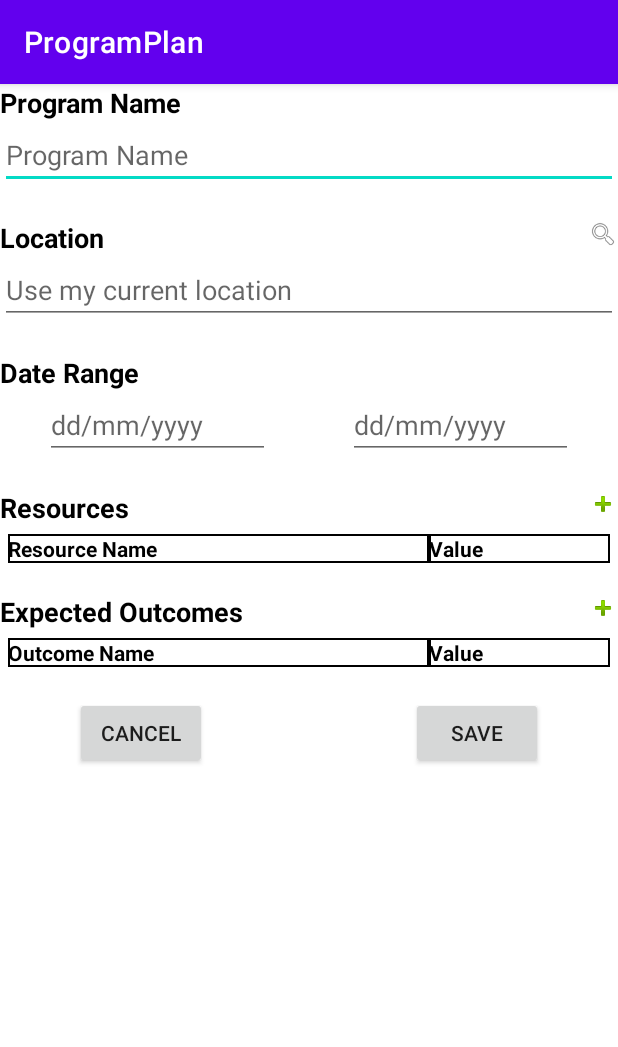
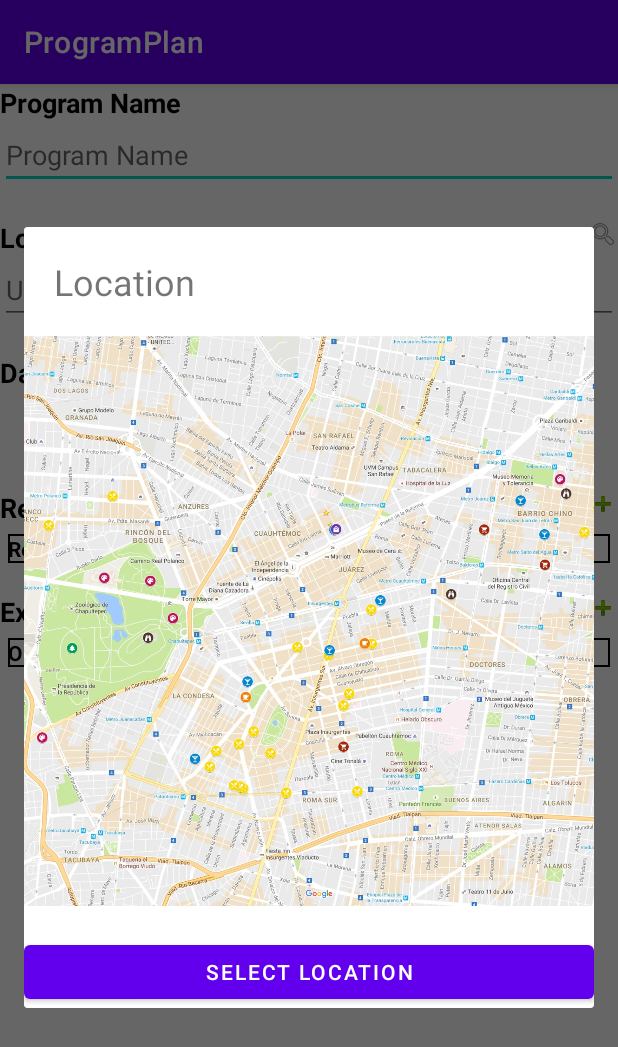
Before and after one commit to neallithic64/mobdeve-progplan, an Android app: the CreateProgActivity screen opened directly, with no data from a screen before it, after a tap on an icon or button, on a phone screen of 412 x 824 dp. Shown: the top 1047 px of the screen. Run offline under Robolectric (Android 15) with nearby library versions, the phone set to English and light mode, and no system bars.

Commit message:
added MapDialogFragment (api is currently commented out)

```diff
--- a/app/src/main/java/com/mobdeve/s17/lim/matthew/mobdeve_progplan/CreateProgActivity.java
+++ b/app/src/main/java/com/mobdeve/s17/lim/matthew/mobdeve_progplan/CreateProgActivity.java
@@ -27,6 +27,7 @@
 	private void initOnClick() {
 		binding.ivGps.setOnClickListener(v -> {
 			// TODO: implement the modal for the maps
+			new MapDialogFragment().show(getSupportFragmentManager(), null);
 		});
 
 		binding.ivAddResource.setOnClickListener(v -> {
--- a/app/src/main/java/com/mobdeve/s17/lim/matthew/mobdeve_progplan/EditProgActivity.java
+++ b/app/src/main/java/com/mobdeve/s17/lim/matthew/mobdeve_progplan/EditProgActivity.java
@@ -43,6 +43,10 @@
 			startActivity(gotoViewIndivProg);
 			finish();
 		});
+
+		binding.ivGps.setOnClickListener(v->{
+			new MapDialogFragment().show(getSupportFragmentManager(), null);
+		});
 	}
 
     /*public void onDateSet(DatePicker view, int year, int month, int dayOfMonth) {
--- /dev/null
+++ b/app/src/main/java/com/mobdeve/s17/lim/matthew/mobdeve_progplan/MapDialogFragment.java
@@ -0,0 +1,59 @@
+package com.mobdeve.s17.lim.matthew.mobdeve_progplan;
+
+import android.os.Bundle;
+import android.view.LayoutInflater;
+import android.view.View;
+import android.view.ViewGroup;
+import android.widget.Button;
+
+import androidx.fragment.app.DialogFragment;
+
+import com.google.android.gms.maps.CameraUpdateFactory;
+import com.google.android.gms.maps.GoogleMap;
+import com.google.android.gms.maps.OnMapReadyCallback;
+import com.google.android.gms.maps.SupportMapFragment;
+import com.google.android.gms.maps.model.BitmapDescriptorFactory;
+import com.google.android.gms.maps.model.LatLng;
+import com.google.android.gms.maps.model.MarkerOptions;
+
+
+public class MapDialogFragment extends DialogFragment
+		implements OnMapReadyCallback{
+
+	GoogleMap mMap;
+	Button 	btn_selectLocation;
+	public MapDialogFragment() {
+		// Required empty public constructor
+	}
+
+	@Override
+	public View onCreateView(LayoutInflater inflater, ViewGroup container,
+							 Bundle savedInstanceState) {
+		// Inflate the layout for this fragment
+//		View rootView = inflater.inflate(R.layout.fragment_map_dialog, container, false);
+		View rootView = inflater.inflate(R.layout.fragment_map_temp, container, false);
+
+//		SupportMapFragment mapFragment = (SupportMapFragment) getFragmentManager().findFragmentById(R.id.map);
+//		mapFragment.getMapAsync(this);
+		btn_selectLocation = rootView.findViewById(R.id.btn_selectLocation);
+		btn_selectLocation.setOnClickListener(v->{
+			dismiss();
+		});
+		return rootView;
+	}
+
+	@Override
+	public void onMapReady(GoogleMap googleMap) {
+//		mMap = googleMap;
+//		mMap.setMapType(GoogleMap.MAP_TYPE_HYBRID);
+//
+//		LatLng latLng = new LatLng(37.7688472,-122.4130859);
+//		mMap.moveCamera(CameraUpdateFactory.newLatLngZoom(latLng,11));
+//
+//		MarkerOptions markerOptions = new MarkerOptions();
+//		markerOptions.position(latLng);
+//		markerOptions.title("Current Position");
+//		markerOptions.icon(BitmapDescriptorFactory.defaultMarker(BitmapDescriptorFactory.HUE_MAGENTA));
+//		mMap.addMarker(markerOptions);
+	}
+}
--- /dev/null
+++ b/app/src/main/res/layout/fragment_map_temp.xml
@@ -0,0 +1,55 @@
+<?xml version="1.0" encoding="utf-8"?>
+<LinearLayout xmlns:android="http://schemas.android.com/apk/res/android"
+	android:orientation="vertical"
+	xmlns:tools="http://schemas.android.com/tools"
+	android:layout_width="match_parent"
+	android:layout_height="match_parent"
+	tools:context="com.mobdeve.s17.lim.matthew.mobdeve_progplan.MapDialogFragment">
+
+	<LinearLayout xmlns:android="http://schemas.android.com/apk/res/android"
+		xmlns:tools="http://schemas.android.com/tools"
+		android:layout_width="match_parent"
+		android:layout_height="wrap_content"
+		android:orientation="horizontal">
+
+		<TextView
+			android:id="@+id/tvTitle"
+			android:text="Location"
+			android:textSize="24sp"
+			android:padding="20dp"
+			android:layout_gravity="left"
+			android:layout_width="wrap_content"
+			android:layout_height="wrap_content">
+		</TextView>
+
+	</LinearLayout>
+
+	<ScrollView android:id="@+id/ScrollView01"
+		android:layout_width="fill_parent"
+		android:layout_height="400dp">
+
+		<LinearLayout
+			android:orientation="vertical"
+			android:layout_width="match_parent"
+			android:layout_height="wrap_content">
+
+			<ImageView
+				android:layout_width="match_parent"
+				android:layout_height="wrap_content"
+				android:src="@drawable/mapplaceholder"
+				android:adjustViewBounds="true"
+				/>
+
+
+		</LinearLayout>
+
+	</ScrollView>
+
+	<Button
+		android:id="@+id/btn_selectLocation"
+		android:layout_width="match_parent"
+		android:layout_height="wrap_content"
+		android:text="Select Location"
+		/>
+
+</LinearLayout>
--- a/app/src/main/res/values/strings.xml
+++ b/app/src/main/res/values/strings.xml
@@ -1,6 +1,5 @@
 <resources>
     <string name="app_name">ProgramPlan</string>
-
     <!--Default values for city, can be modified so it linked to database-->
     <string-array name="city_array">
         <item>Location/City</item>
```
Also changed, not shown: app/src/main/AndroidManifest.xml (+20 -2 lines), app/src/main/res/layout/fragment_map_dialog.xml (added, +65 -0 lines), app/src/main/res/drawable/mapplaceholder.png (added).
